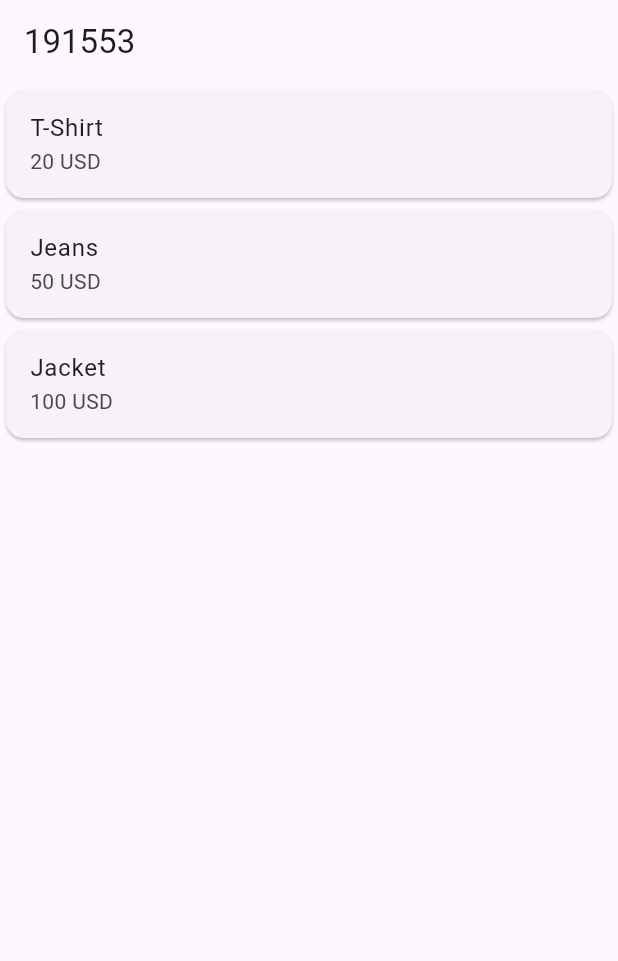
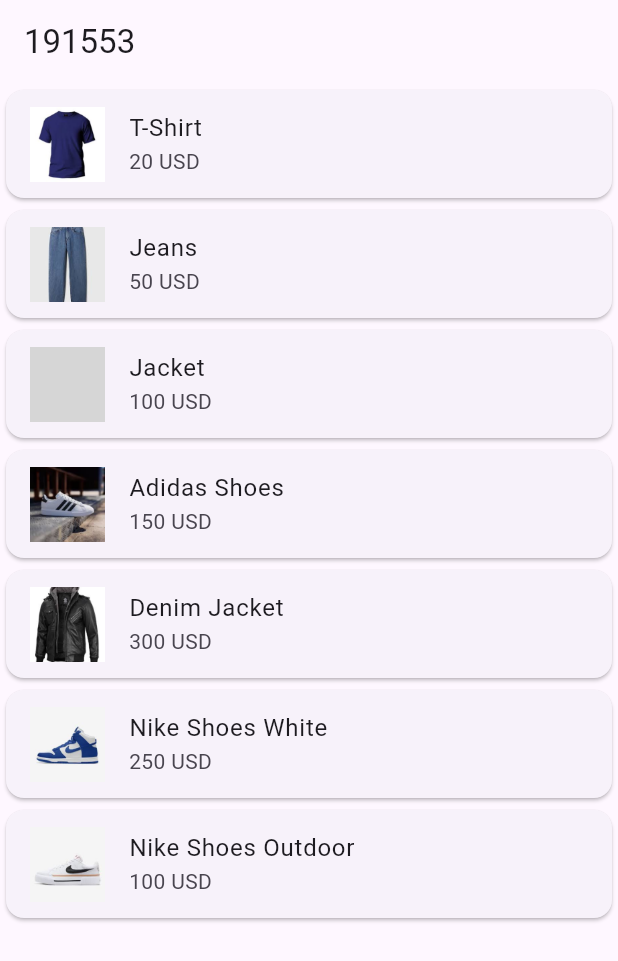
Before and after one commit to pero909/MIS_Labs, a Flutter app: the screen it shows after launch, on a phone screen of 412 x 824 dp. Shown: the top 961 px of the screen. Run offline on Flutter 3.47's test engine with Material 3 defaults, Android fonts, the phone set to English and light mode, and no system bars; grey boxes are pictures that could not be loaded.

Commit message:
adding image functionality

```diff
--- a/lib/main.dart
+++ b/lib/main.dart
@@ -18,9 +18,48 @@
 
 class HomeScreen extends StatelessWidget {
   final List<Map<String, String>> clothingItems = [
-    {'name': 'T-Shirt', 'price': '20 USD'},
-    {'name': 'Jeans', 'price': '50 USD'},
-    {'name': 'Jacket', 'price': '100 USD'},
+    {
+      'name': 'T-Shirt',
+      'price': '20 USD',
+      'description': 'A comfortable cotton T-shirt.',
+      'image': 'assets/tshirt.jpg'
+    },
+    {
+      'name': 'Jeans',
+      'price': '50 USD',
+      'description': 'Stylish and durable denim jeans.',
+      'image': 'assets/jeans.jpg'
+    },
+    {
+      'name': 'Jacket',
+      'price': '100 USD',
+      'description': 'A warm and trendy jacket.',
+      'image': './assets/jacket.jpg'
+    },
+    {
+      'name': 'Adidas Shoes',
+      'price': '150 USD',
+      'description': 'Stylish Adidas Shoes',
+      'image': 'assets/adidas1.jpg'
+    },
+    {
+      'name': 'Denim Jacket',
+      'price': '300 USD',
+      'description': 'Stylish Denim Jacket from Columbia',
+      'image': 'assets/jacket2.jpg'
+    },
+    {
+      'name': 'Nike Shoes White',
+      'price': '250 USD',
+      'description': 'Nike shoes',
+      'image': 'assets/nike1.jpg'
+    },
+    {
+      'name': 'Nike Shoes Outdoor ',
+      'price': '100 USD',
+      'description': 'Nike Shoes made for the outdoors.',
+      'image': 'assets/nike2.jpg'
+    },
   ];
 
   @override
@@ -35,6 +74,8 @@
           final item = clothingItems[index];
           return Card(
             child: ListTile(
+
+              leading: Image.asset(item['image']!, width: 50, height: 50, fit: BoxFit.cover),
               title: Text(item['name']!),
               subtitle: Text(item['price']!),
               onTap: () {
@@ -66,19 +107,24 @@
         title: Text(item['name']!), // Display item name as title
       ),
       body: Padding(
+
         padding: const EdgeInsets.all(16.0),
         child: Column(
           crossAxisAlignment: CrossAxisAlignment.start,
           children: [
-            Text(
-              item['name']!,
-              style: TextStyle(fontSize: 24, fontWeight: FontWeight.bold),
+
+            Image.asset(
+              item['image']!,
+              width: 200,
+              height: 200,
+              fit: BoxFit.cover,
             ),
+
             SizedBox(height: 10),
             Text('Price: ${item['price']}'),
             SizedBox(height: 20),
             Text(
-              'Description: This is a placeholder description for ${item['name']}',
+              '${item['description']}',
               style: TextStyle(fontSize: 16),
             ),
           ],
```
Also changed, not shown: pubspec.yaml (+12 -4 lines), assets/adidas1.jpg (added), assets/jacket.jpg (added), assets/jacket2.jpg (added), assets/jeans.jpg (added), assets/nike1.jpg (added), assets/nike2.jpg (added), assets/tshirt.jpg (added).
